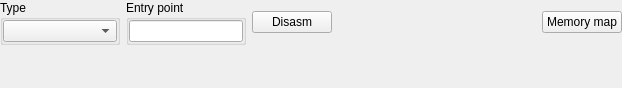
horsicq/FormatWidgets, file formatswidget.ui: the form before one commit.
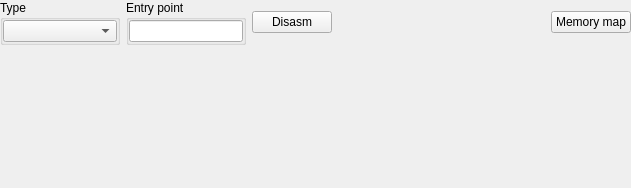
The form after the commit. Custom widgets are drawn as their Qt base class.

What changed in the file:
```diff
--- a/formatswidget.ui
+++ b/formatswidget.ui
@@ -6,8 +6,8 @@
    <rect>
     <x>0</x>
     <y>0</y>
-    <width>622</width>
-    <height>88</height>
+    <width>631</width>
+    <height>188</height>
    </rect>
   </property>
   <property name="windowTitle">
@@ -125,17 +125,14 @@
     </layout>
    </item>
    <item>
-    <spacer name="verticalSpacer">
-     <property name="orientation">
-      <enum>Qt::Vertical</enum>
-     </property>
-     <property name="sizeHint" stdset="0">
-      <size>
-       <width>20</width>
-       <height>40</height>
-      </size>
-     </property>
-    </spacer>
+    <widget class="QStackedWidget" name="stackedWidgetMain">
+     <widget class="QWidget" name="pageBinary"/>
+     <widget class="QWidget" name="pageCOM"/>
+     <widget class="QWidget" name="pageMSDOS"/>
+     <widget class="QWidget" name="pagePE"/>
+     <widget class="QWidget" name="pageELF"/>
+     <widget class="QWidget" name="pageMACH"/>
+    </widget>
    </item>
   </layout>
  </widget>
```
